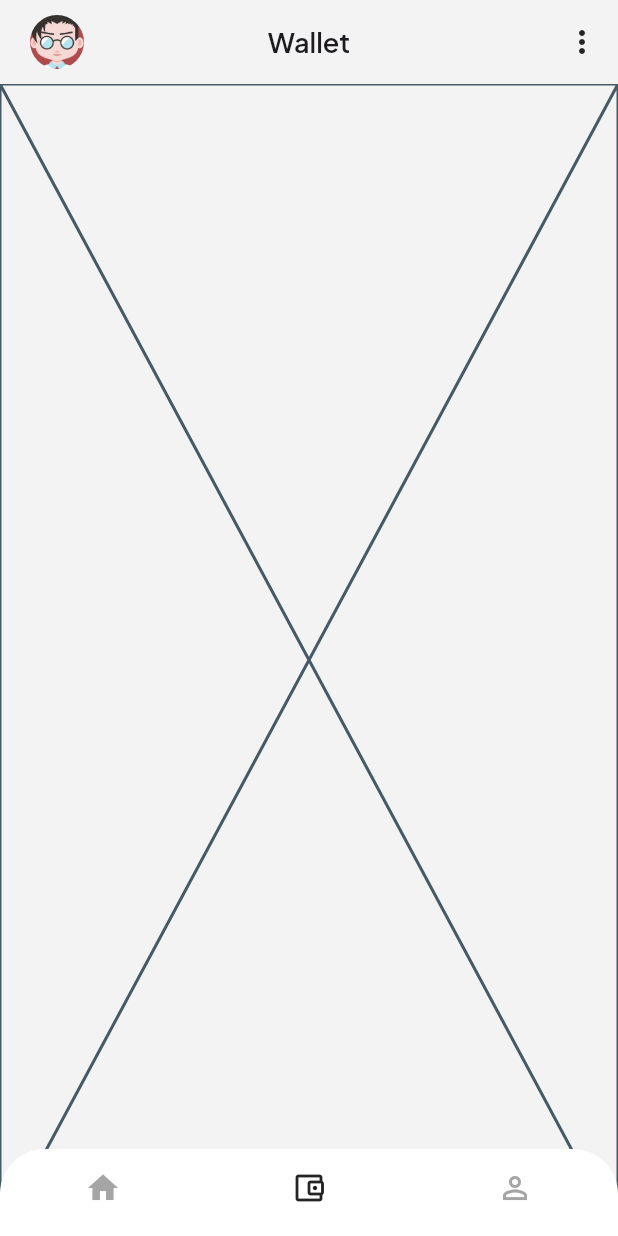
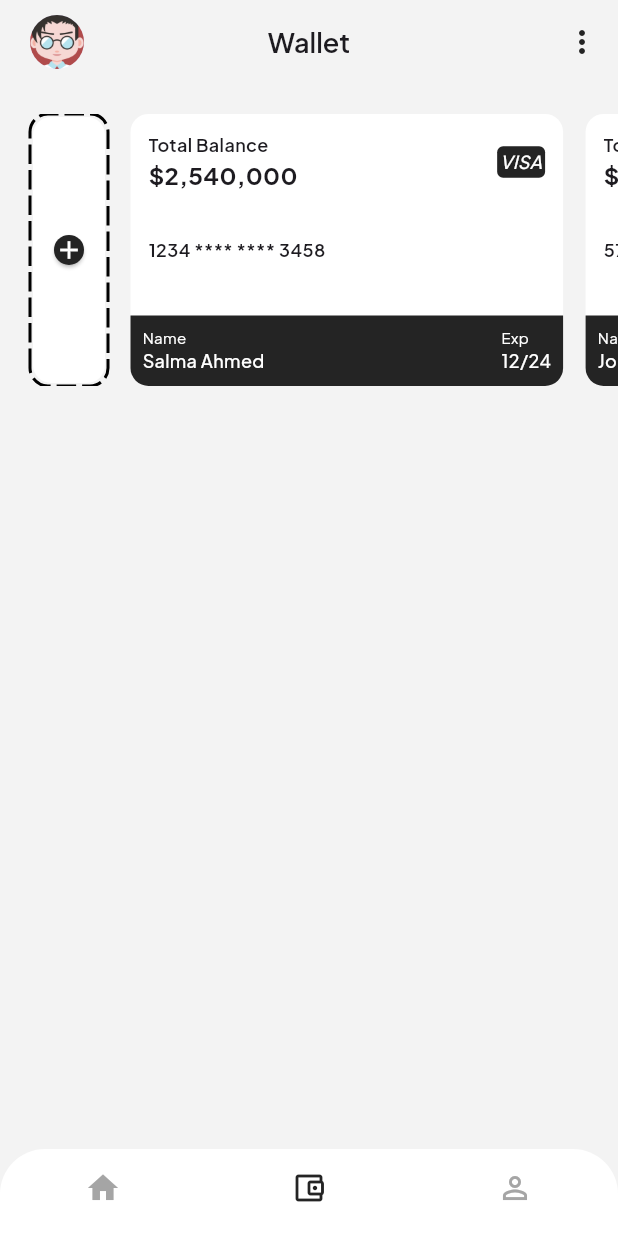
Before and after one commit to salma234-del/pay_task, a Flutter app: the screen it shows after launch, item 2 of the bottom bar chosen, on a phone screen of 412 x 824 dp. Run offline on Flutter 3.47's test engine with Material 3 defaults, Android fonts, the phone set to English and light mode, and no system bars; drawn by our look-alikes of dotted_border; our stand-ins replace bloc, flutter_bloc; statements that could not run were skipped.

Commit message:
Add visa cards to wallet view

```diff
--- a/lib/Core/utils/app_lists.dart
+++ b/lib/Core/utils/app_lists.dart
@@ -2,6 +2,7 @@ import 'package:flutter/material.dart';
 import 'package:payment_task/Core/utils/app_assets.dart';
 import 'package:payment_task/Core/utils/app_colors.dart';
 import 'package:payment_task/Features/home/data/models/earning_model.dart';
+import 'package:payment_task/Features/wallet/data/models/visa_model.dart';
 import 'package:payment_task/models/transaction_model.dart';
 
 abstract class AppLists {
@@ -60,4 +61,20 @@ abstract class AppLists {
       image: AppAssets.transaction2,
     ),
   ];
+
+  // This list will come from the database
+  static List<VisaModel> visaCards = [
+    VisaModel(
+      cardNumber: '1234 **** **** 3458',
+      cardHolder: 'Salma Ahmed',
+      expiryDate: '12/24',
+      amount: 2540000,
+    ),
+    VisaModel(
+      cardNumber: '5789 **** **** 1234',
+      cardHolder: 'John Doe',
+      expiryDate: '5/25',
+      amount: 540000,
+    ),
+  ];
 }
--- a/lib/Core/utils/app_sizes.dart
+++ b/lib/Core/utils/app_sizes.dart
@@ -9,5 +9,5 @@ abstract class AppSizes {
       MediaQuery.of(context).size.width;
 
   static const double defaultHorizontalPadding = 20;
-  static const homeCardsBorderRadius = 12.0;
+  static const double homeCardsBorderRadius = 12.0;
 }
--- a/lib/Core/utils/app_strings.dart
+++ b/lib/Core/utils/app_strings.dart
@@ -10,4 +10,7 @@ abstract class AppStrings {
   static const String today = 'Today';
   static const String earnings = 'Earnings';
   static const String wallet = 'Wallet';
+  static const String visa = 'VISA';
+  static const String name = 'Name';
+  static const String exp = 'Exp';
 }
--- a/lib/Core/utils/app_styles.dart
+++ b/lib/Core/utils/app_styles.dart
@@ -6,6 +6,11 @@ abstract class AppStyles {
     fontSize: 12,
     fontWeight: FontWeight.w500,
     color: AppColors.grey,
+  );
+
+  static const TextStyle styleSemiBold12 = TextStyle(
+    fontSize: 12,
+    fontWeight: FontWeight.w600,
   );
 
   static const TextStyle styleMedium18 = TextStyle(
@@ -41,4 +46,16 @@ abstract class AppStyles {
     fontSize: 16,
     fontWeight: FontWeight.bold,
   );
+
+  static const TextStyle styleRegular10 = TextStyle(
+    fontSize: 10,
+    fontWeight: FontWeight.w400,
+    color: AppColors.white,
+  );
+
+  // static const TextStyle styleMedium12 = TextStyle(
+  //   fontSize: 12,
+  //   fontWeight: FontWeight.w400,
+  //   color: AppColors.white,
+  // );
 }
--- /dev/null
+++ b/lib/Features/wallet/data/models/visa_model.dart
@@ -0,0 +1,30 @@
+class VisaModel {
+  final String cardNumber;
+  final String cardHolder;
+  final String expiryDate;
+  final int amount;
+
+  VisaModel({
+    required this.cardNumber,
+    required this.cardHolder,
+    required this.expiryDate,
+    required this.amount,
+  });
+
+  factory VisaModel.fromJson(Map<String, dynamic> json) {
+    return VisaModel(
+        cardNumber: json['cardNumber'],
+        cardHolder: json['cardHolder'],
+        expiryDate: json['expiryDate'],
+        amount: json['amount']);
+  }
+
+  Map<String, dynamic> toJson() {
+    return {
+      'cardNumber': cardNumber,
+      'cardHolder': cardHolder,
+      'expiryDate': expiryDate,
+      'amount': amount,
+    };
+  }
+}
--- /dev/null
+++ b/lib/Features/wallet/presentation/views/widgets/add_visa_button.dart
@@ -0,0 +1,46 @@
+import 'package:dotted_border/dotted_border.dart';
+import 'package:flutter/material.dart';
+import 'package:payment_task/Core/utils/app_colors.dart';
+import 'package:payment_task/Core/utils/app_sizes.dart';
+
+class AddVisaButton extends StatelessWidget {
+  const AddVisaButton({super.key});
+
+  @override
+  Widget build(BuildContext context) {
+    return Padding(
+      padding: const EdgeInsetsDirectional.only(
+        start: AppSizes.defaultHorizontalPadding,
+      ),
+      child: DottedBorder(
+        borderType: BorderType.RRect,
+        dashPattern: const [13, 4],
+        strokeWidth: 2,
+        radius: const Radius.circular(12),
+        child: Container(
+          height: AppSizes.screenHeight(context) * 0.22,
+          decoration: const BoxDecoration(
+            borderRadius: BorderRadius.all(
+              Radius.circular(12),
+            ),
+            color: AppColors.white,
+          ),
+          child: ElevatedButton(
+            style: ElevatedButton.styleFrom(
+              shape: const CircleBorder(),
+              backgroundColor: AppColors.primary,
+              minimumSize: Size.zero,
+              padding: const EdgeInsets.all(0),
+            ),
+            onPressed: () {},
+            child: const Icon(
+              Icons.add,
+              color: AppColors.white,
+              size: 20,
+            ),
+          ),
+        ),
+      ),
+    );
+  }
+}
--- /dev/null
+++ b/lib/Features/wallet/presentation/views/widgets/visa_card.dart
@@ -0,0 +1,136 @@
+import 'package:flutter/material.dart';
+import 'package:payment_task/Core/helper_functions/format_number.dart';
+import 'package:payment_task/Core/utils/app_colors.dart';
+import 'package:payment_task/Core/utils/app_sizes.dart';
+import 'package:payment_task/Core/utils/app_strings.dart';
+import 'package:payment_task/Core/utils/app_styles.dart';
+import 'package:payment_task/Features/wallet/data/models/visa_model.dart';
+
+class VisaCard extends StatelessWidget {
+  const VisaCard({
+    required this.visa,
+    super.key,
+  });
+
+  final VisaModel visa;
+
+  @override
+  Widget build(BuildContext context) {
+    return Container(
+      height: AppSizes.screenHeight(context) * 0.22,
+      width: AppSizes.screenWidth(context) * 0.7,
+      margin: const EdgeInsetsDirectional.only(
+        start: 15,
+      ),
+      decoration: const BoxDecoration(
+        color: AppColors.white,
+        borderRadius: BorderRadius.all(
+          Radius.circular(AppSizes.homeCardsBorderRadius),
+        ),
+      ),
+      child: Column(
+        mainAxisAlignment: MainAxisAlignment.spaceBetween,
+        children: [
+          Padding(
+            padding: const EdgeInsets.all(12),
+            child: Column(
+              crossAxisAlignment: CrossAxisAlignment.start,
+              children: [
+                Row(
+                  mainAxisAlignment: MainAxisAlignment.spaceBetween,
+                  children: [
+                    Flexible(
+                      child: Column(
+                        crossAxisAlignment: CrossAxisAlignment.start,
+                        children: [
+                          const Text(
+                            AppStrings.totalBalance,
+                            style: AppStyles.styleSemiBold12,
+                          ),
+                          Text(
+                            '\$${formatNumberWithCommas(visa.amount).toString()}',
+                            style: AppStyles.styleBold16,
+                            maxLines: 1,
+                            overflow: TextOverflow.ellipsis,
+                          )
+                        ],
+                      ),
+                    ),
+                    Container(
+                      decoration: const BoxDecoration(
+                        color: AppColors.primary,
+                        borderRadius: BorderRadius.all(
+                          Radius.circular(4),
+                        ),
+                      ),
+                      padding: const EdgeInsets.all(2),
+                      child: Text(
+                        AppStrings.visa,
+                        style: AppStyles.styleMedium12.copyWith(
+                          color: AppColors.white,
+                          fontStyle: FontStyle.italic,
+                        ),
+                      ),
+                    ),
+                  ],
+                ),
+                const SizedBox(height: 30),
+                Text(
+                  visa.cardNumber,
+                  style: AppStyles.styleSemiBold12,
+                ),
+              ],
+            ),
+          ),
+          Container(
+            decoration: const BoxDecoration(
+              color: AppColors.primary,
+              borderRadius: BorderRadius.only(
+                bottomLeft: Radius.circular(AppSizes.homeCardsBorderRadius),
+                bottomRight: Radius.circular(AppSizes.homeCardsBorderRadius),
+              ),
+            ),
+            padding: const EdgeInsets.all(8),
+            child: Row(
+              mainAxisAlignment: MainAxisAlignment.spaceBetween,
+              children: [
+                Column(
+                  crossAxisAlignment: CrossAxisAlignment.start,
+                  children: [
+                    const Text(
+                      AppStrings.name,
+                      style: AppStyles.styleRegular10,
+                    ),
+                    Text(
+                      visa.cardHolder,
+                      style: AppStyles.styleMedium12.copyWith(
+                        color: AppColors.white,
+                      ),
+                      maxLines: 1,
+                      overflow: TextOverflow.ellipsis,
+                    ),
+                  ],
+                ),
+                Column(
+                  crossAxisAlignment: CrossAxisAlignment.start,
+                  children: [
+                    const Text(
+                      AppStrings.exp,
+                      style: AppStyles.styleRegular10,
+                    ),
+                    Text(
+                      visa.expiryDate,
+                      style: AppStyles.styleMedium12.copyWith(
+                        color: AppColors.white,
+                      ),
+                    ),
+                  ],
+                ),
+              ],
+            ),
+          ),
+        ],
+      ),
+    );
+  }
+}
--- /dev/null
+++ b/lib/Features/wallet/presentation/views/widgets/visa_list_view.dart
@@ -0,0 +1,31 @@
+import 'package:flutter/material.dart';
+import 'package:payment_task/Core/utils/app_lists.dart';
+import 'package:payment_task/Core/utils/app_sizes.dart';
+import 'package:payment_task/Features/wallet/presentation/views/widgets/add_visa_button.dart';
+import 'package:payment_task/Features/wallet/presentation/views/widgets/visa_card.dart';
+
+class VisaListView extends StatelessWidget {
+  const VisaListView({
+    super.key,
+  });
+
+  @override
+  Widget build(BuildContext context) {
+    return SizedBox(
+      height: AppSizes.screenHeight(context) * 0.22,
+      child: ListView.builder(
+        scrollDirection: Axis.horizontal,
+        itemCount: AppLists.visaCards.length + 1,
+        itemBuilder: (context, index) {
+          if (index == 0) {
+            return const AddVisaButton();
+          } else {
+            return VisaCard(
+              visa: AppLists.visaCards[index - 1],
+            );
+          }
+        },
+      ),
+    );
+  }
+}
--- a/lib/Features/wallet/presentation/views/widgets/wallet_view_body.dart
+++ b/lib/Features/wallet/presentation/views/widgets/wallet_view_body.dart
@@ -1,10 +1,16 @@
 import 'package:flutter/material.dart';
+import 'package:payment_task/Features/wallet/presentation/views/widgets/visa_list_view.dart';
 
 class WalletViewBody extends StatelessWidget {
   const WalletViewBody({super.key});
 
   @override
   Widget build(BuildContext context) {
-    return const Placeholder();
+    return const Column(
+      children: [
+        SizedBox(height: 20),
+        VisaListView(),
+      ],
+    );
   }
 }
--- a/pubspec.yaml
+++ b/pubspec.yaml
@@ -37,6 +37,7 @@ dependencies:
   bloc: ^8.1.4
   flutter_bloc: ^8.1.6
   intl: ^0.19.0
+  dotted_border: ^2.1.0
 
 dev_dependencies:
   flutter_test:
```
Also changed, not shown: pubspec.lock.
